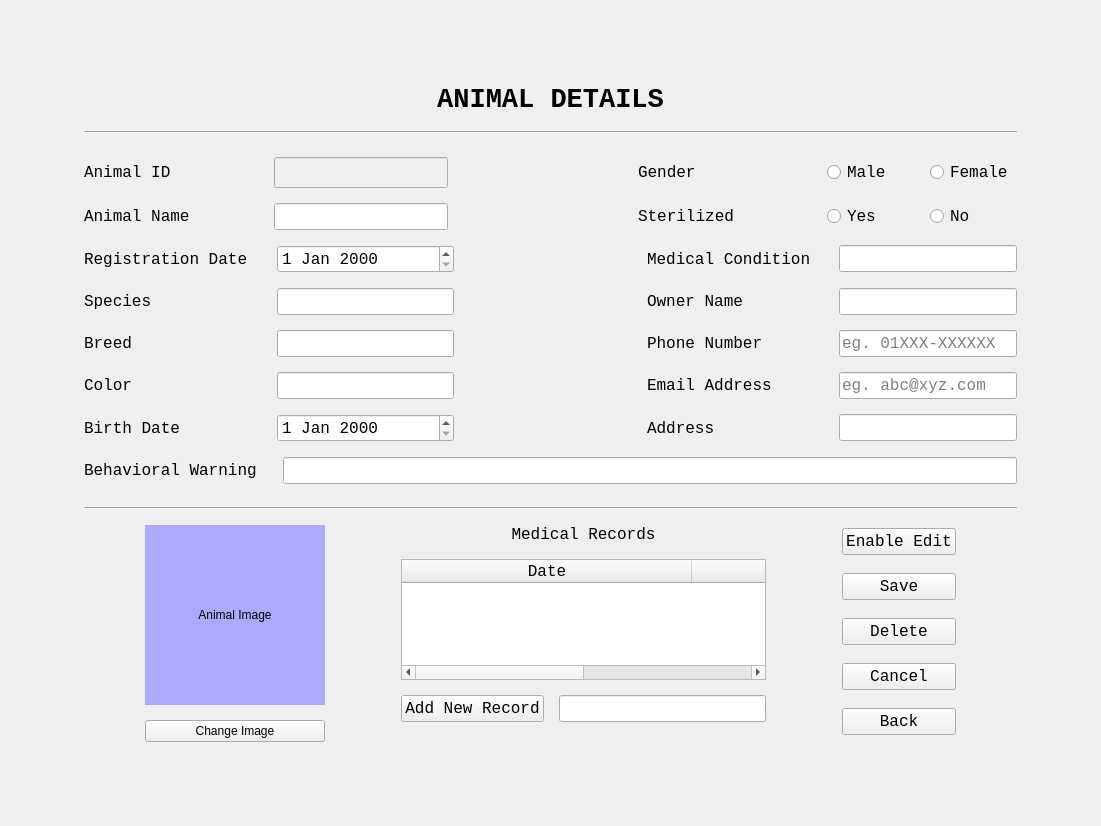
Before: the Qt Designer form AnimalDetailsUI.ui in ASNaeem/Simple-VCMS, drawn with Qt 5.
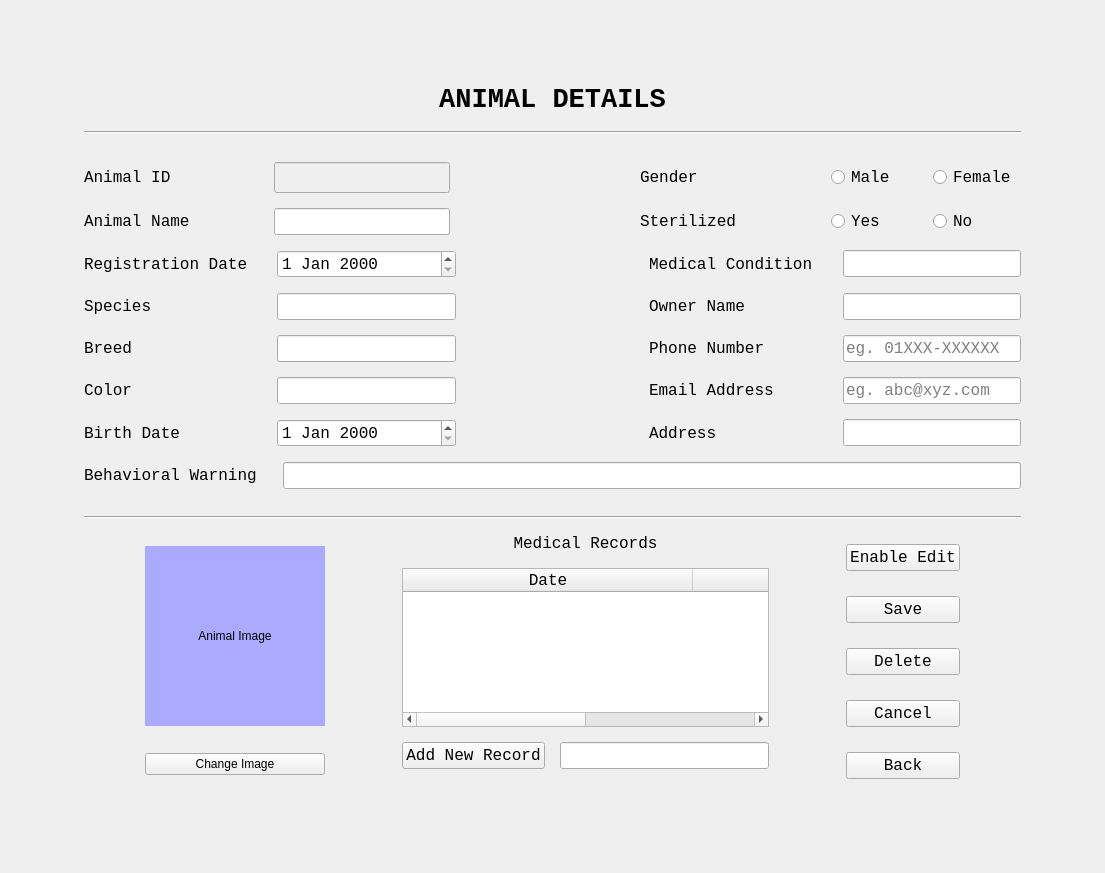
After: the same form once the commit is applied.

What changed in the file:
```diff
--- a/AnimalDetailsUI.ui
+++ b/AnimalDetailsUI.ui
@@ -6,8 +6,8 @@
    <rect>
     <x>0</x>
     <y>0</y>
-    <width>1101</width>
-    <height>826</height>
+    <width>1105</width>
+    <height>873</height>
    </rect>
   </property>
   <property name="windowTitle">
```
Left out of the diff: 6 changed lines with no effect on the pictures.
